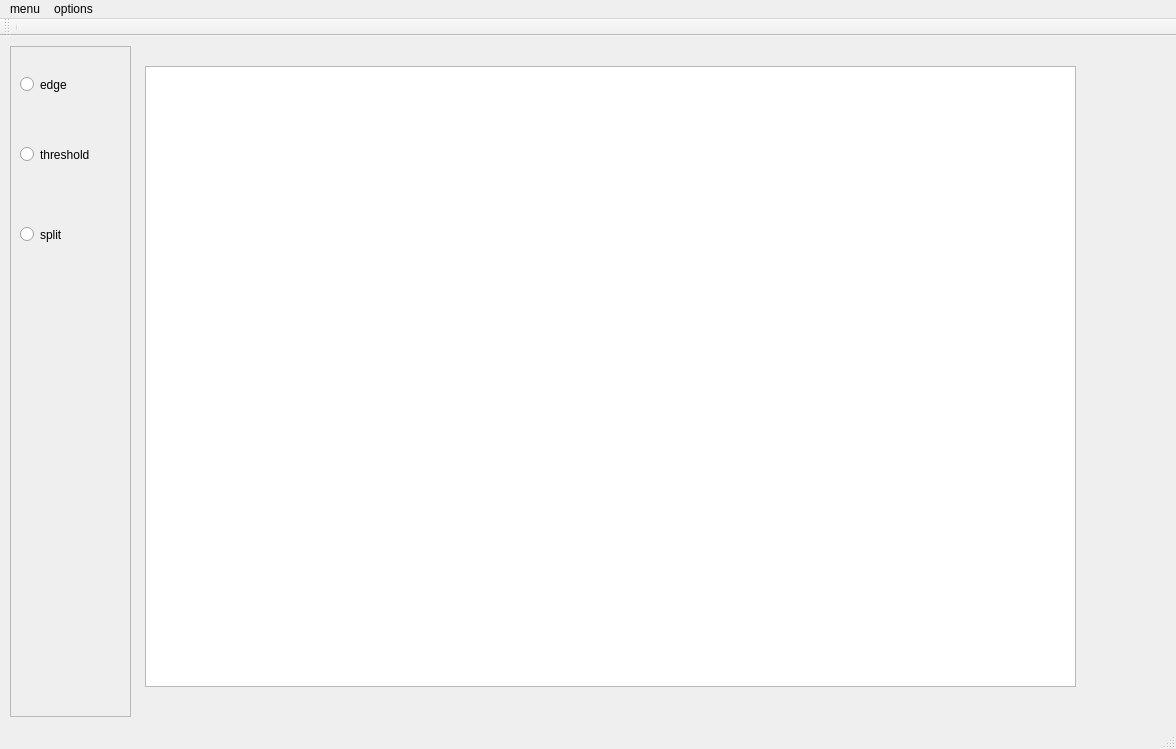
First picture: the form in image-editor/imageeditor.ui, repository sagarkalburgi/image-editor, before the edit.
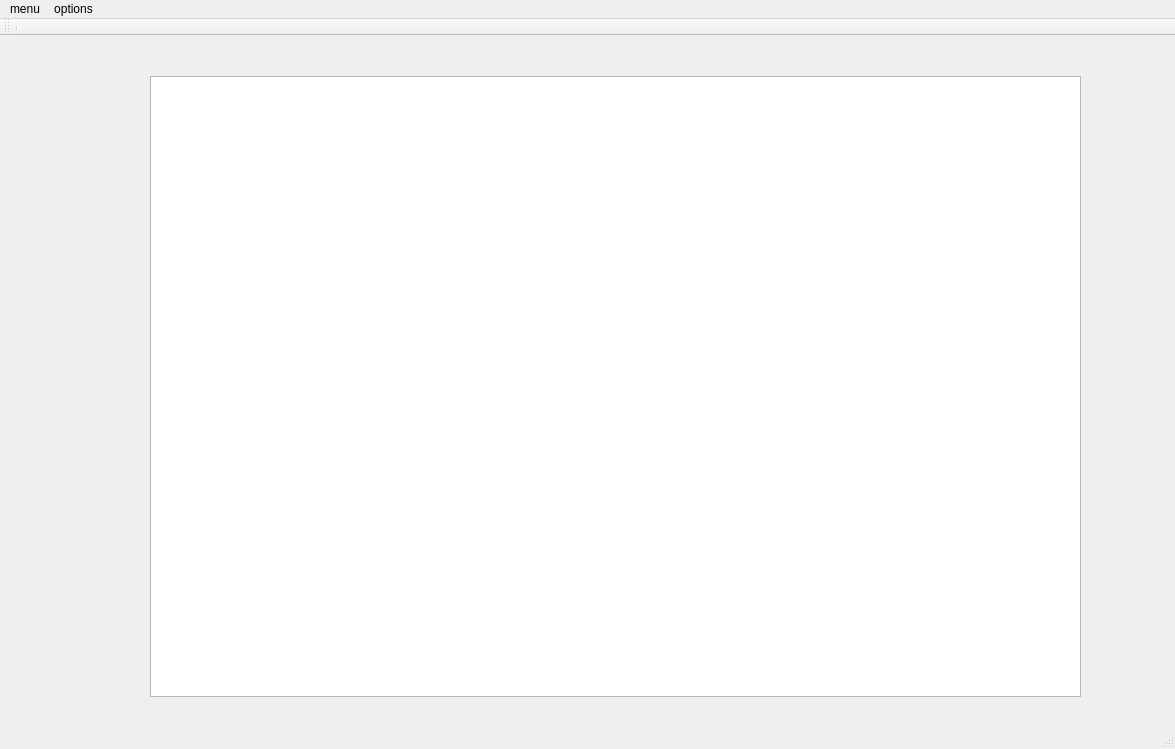
Second picture: the form after the edit.

Commit message: sizes fixed and radio buttons removed

The edit to the form file:
```diff
--- a/image-editor/imageeditor.ui
+++ b/image-editor/imageeditor.ui
@@ -9,7 +9,7 @@
    <rect>
     <x>0</x>
     <y>0</y>
-    <width>1176</width>
+    <width>1175</width>
     <height>749</height>
    </rect>
   </property>
@@ -19,6 +19,12 @@
     <verstretch>0</verstretch>
    </sizepolicy>
   </property>
+  <property name="minimumSize">
+   <size>
+    <width>1175</width>
+    <height>749</height>
+   </size>
+  </property>
   <property name="windowTitle">
    <string>imageeditor</string>
   </property>
@@ -26,67 +32,18 @@
    <widget class="QGraphicsView" name="graphicsView">
     <property name="geometry">
      <rect>
-      <x>145</x>
-      <y>30</y>
+      <x>150</x>
+      <y>40</y>
       <width>931</width>
       <height>621</height>
      </rect>
     </property>
-   </widget>
-   <widget class="QFrame" name="frame">
-    <property name="geometry">
-     <rect>
-      <x>10</x>
-      <y>10</y>
-      <width>121</width>
-      <height>671</height>
-     </rect>
+    <property name="sizePolicy">
+     <sizepolicy hsizetype="Preferred" vsizetype="Preferred">
+      <horstretch>0</horstretch>
+      <verstretch>0</verstretch>
+     </sizepolicy>
     </property>
-    <property name="frameShape">
-     <enum>QFrame::StyledPanel</enum>
-    </property>
-    <property name="frameShadow">
-     <enum>QFrame::Raised</enum>
-    </property>
-    <widget class="QRadioButton" name="edge">
-     <property name="geometry">
-      <rect>
-       <x>10</x>
-       <y>30</y>
-       <width>82</width>
-       <height>17</height>
-      </rect>
-     </property>
-     <property name="text">
-      <string>edge</string>
-     </property>
-    </widget>
-    <widget class="QRadioButton" name="threshold">
-     <property name="geometry">
-      <rect>
-       <x>10</x>
-       <y>100</y>
-       <width>82</width>
-       <height>17</height>
-      </rect>
-     </property>
-     <property name="text">
-      <string>threshold</string>
-     </property>
-    </widget>
-    <widget class="QRadioButton" name="split">
-     <property name="geometry">
-      <rect>
-       <x>10</x>
-       <y>180</y>
-       <width>82</width>
-       <height>17</height>
-      </rect>
-     </property>
-     <property name="text">
-      <string>split</string>
-     </property>
-    </widget>
    </widget>
   </widget>
   <widget class="QMenuBar" name="menuBar">
@@ -94,8 +51,8 @@
     <rect>
      <x>0</x>
      <y>0</y>
-     <width>1176</width>
-     <height>21</height>
+     <width>1175</width>
+     <height>20</height>
     </rect>
    </property>
    <property name="locale">
```
